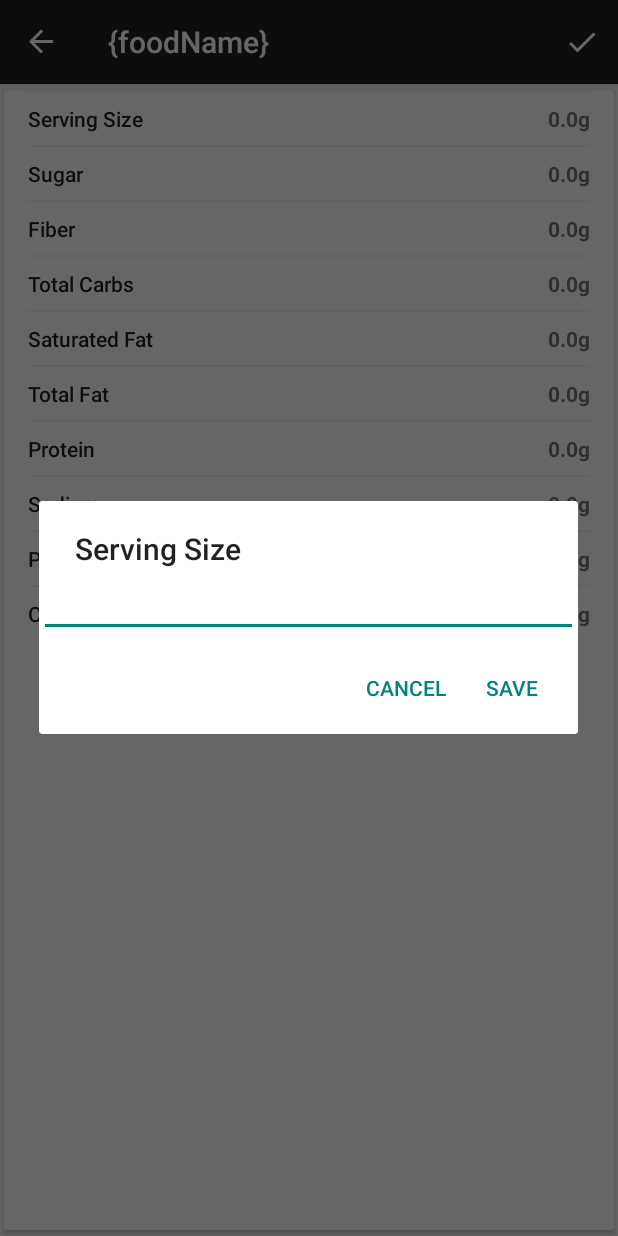
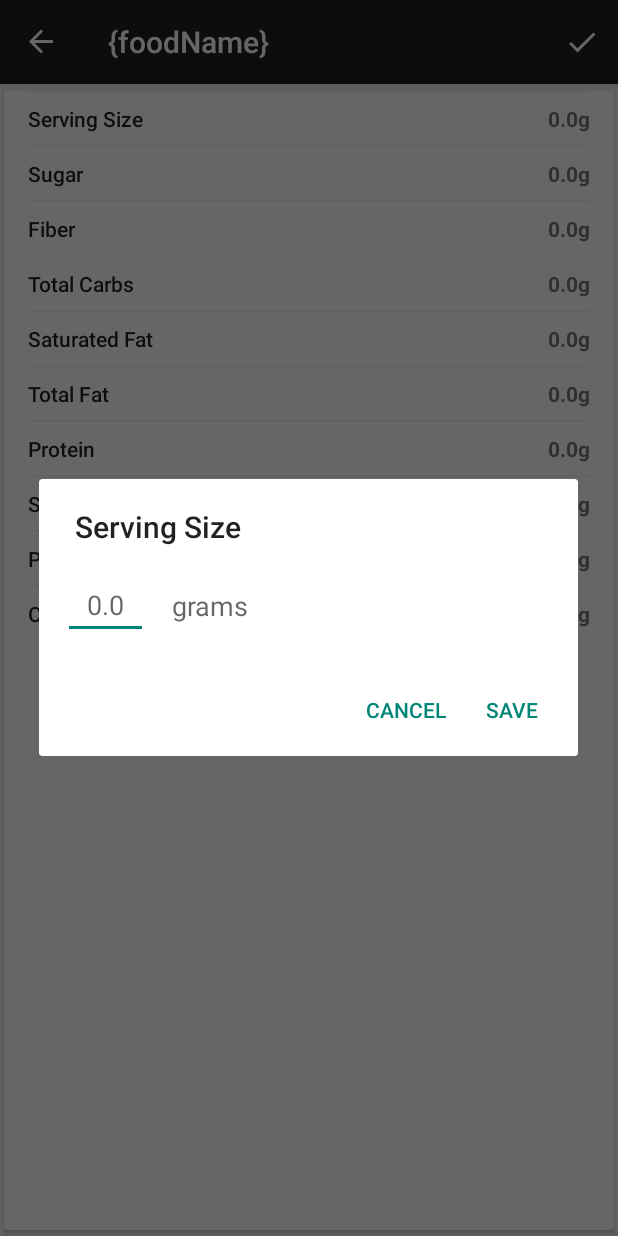
Before and after one commit to hahmraro/minimalist_tracker, an Android app: the FoodFragment screen opened through its navigation route, after a tap on "Serving Size", on a phone screen of 412 x 824 dp. Run offline under Robolectric (Android 15) with nearby library versions, the phone set to English and light mode, and no system bars; our stand-ins replace Room's generated code, navigation-ui.

Commit message:
Changed FoodFragment.kt dialog

```diff
--- a/app/src/main/java/com/example/elegantcalorietracker/ui/fragments/BaseFragment.kt
+++ b/app/src/main/java/com/example/elegantcalorietracker/ui/fragments/BaseFragment.kt
@@ -21,6 +21,7 @@ abstract class BaseFragment<BindingType : ViewBinding>(
 ) : Fragment() {
     // Binding
     protected lateinit var binding: BindingType
+    protected var container: ViewGroup? = null
 
     // ViewModel
     protected val sharedViewModel: TrackerViewModel by activityViewModels()
@@ -40,6 +41,7 @@ abstract class BaseFragment<BindingType : ViewBinding>(
                 (activity as MainActivity).useUpButton()
             }
         }
+        this.container = container
         binding = bindingInflater.invoke(inflater, container, false)
         setHasOptionsMenu(hasOptionsMenu)
         (activity as MainActivity).lockDrawerSlide(lockDrawer)
--- a/app/src/main/java/com/example/elegantcalorietracker/ui/fragments/FoodFragment.kt
+++ b/app/src/main/java/com/example/elegantcalorietracker/ui/fragments/FoodFragment.kt
@@ -1,13 +1,12 @@
 package com.example.elegantcalorietracker.ui.fragments
 
 import android.app.AlertDialog
-import android.text.InputType
 import android.util.Log
 import android.view.*
-import androidx.appcompat.widget.AppCompatEditText
 import androidx.navigation.fragment.findNavController
 import com.example.elegantcalorietracker.R
 import com.example.elegantcalorietracker.data.model.Food
+import com.example.elegantcalorietracker.databinding.FoodDialogBinding
 import com.example.elegantcalorietracker.databinding.FragmentFoodBinding
 import com.example.elegantcalorietracker.ui.ModType
 import com.example.elegantcalorietracker.ui.TrackerViewModel
@@ -90,11 +89,15 @@ class FoodFragment : BaseFragment<FragmentFoodBinding>(
     }
 
     private fun showDialog(): NutrientClickListener = {
-        val servingEditText = AppCompatEditText(requireContext())
-        servingEditText.inputType = InputType.TYPE_CLASS_NUMBER
-        AlertDialog.Builder(requireContext())
+        val servingEditText = FoodDialogBinding
+            .inflate(LayoutInflater.from(requireContext())).textField
+        servingEditText.apply {
+            hint = "%.1f".format(selectedFood.servingSize.toDouble())
+            requestFocus()
+        }
+        val dialog = AlertDialog.Builder(requireContext())
             .setTitle("Serving Size")
-            .setView(servingEditText)
+            .setView(servingEditText.rootView)
             .setPositiveButton("Save") { _, _ ->
                 val newServingSize = servingEditText.text.toString().toDouble()
                 val newFood = selectedFood.copy().edit(newServingSize)
@@ -106,6 +109,13 @@ class FoodFragment : BaseFragment<FragmentFoodBinding>(
             }
             .setNegativeButton("Cancel", null)
             .create()
-            .show()
+        dialog.window?.clearFlags(
+            WindowManager.LayoutParams.FLAG_NOT_FOCUSABLE or WindowManager.LayoutParams.FLAG_ALT_FOCUSABLE_IM
+        )
+        dialog.window?.setSoftInputMode(
+            WindowManager.LayoutParams
+                .SOFT_INPUT_STATE_VISIBLE
+        )
+        dialog.show()
     }
 }
--- /dev/null
+++ b/app/src/main/res/layout/food_dialog.xml
@@ -0,0 +1,31 @@
+<?xml version="1.0" encoding="utf-8"?>
+<androidx.constraintlayout.widget.ConstraintLayout xmlns:android="http://schemas.android.com/apk/res/android"
+    xmlns:app="http://schemas.android.com/apk/res-auto"
+    xmlns:tools="http://schemas.android.com/tools"
+    android:layout_width="wrap_content"
+    android:padding="@dimen/default_padding"
+    android:layout_height="wrap_content"
+    android:orientation="horizontal">
+
+    <androidx.appcompat.widget.AppCompatEditText
+        android:id="@+id/text_field"
+        android:layout_width="wrap_content"
+        android:layout_height="wrap_content"
+        android:focusable="true"
+        android:layout_gravity="center"
+        android:inputType="number"
+        android:paddingHorizontal="@dimen/default_padding"
+        app:layout_constraintStart_toStartOf="parent"
+        tools:text="100.0"
+        app:layout_constraintTop_toTopOf="parent" />
+
+    <TextView
+        android:layout_width="wrap_content"
+        style="@style/TextAppearance.AppCompat.Medium"
+        app:layout_constraintStart_toEndOf="@id/text_field"
+        android:paddingHorizontal="@dimen/default_padding"
+        app:layout_constraintTop_toTopOf="@id/text_field"
+        app:layout_constraintBottom_toBottomOf="@id/text_field"
+        android:layout_height="wrap_content"
+        android:text="grams" />
+</androidx.constraintlayout.widget.ConstraintLayout>
```
